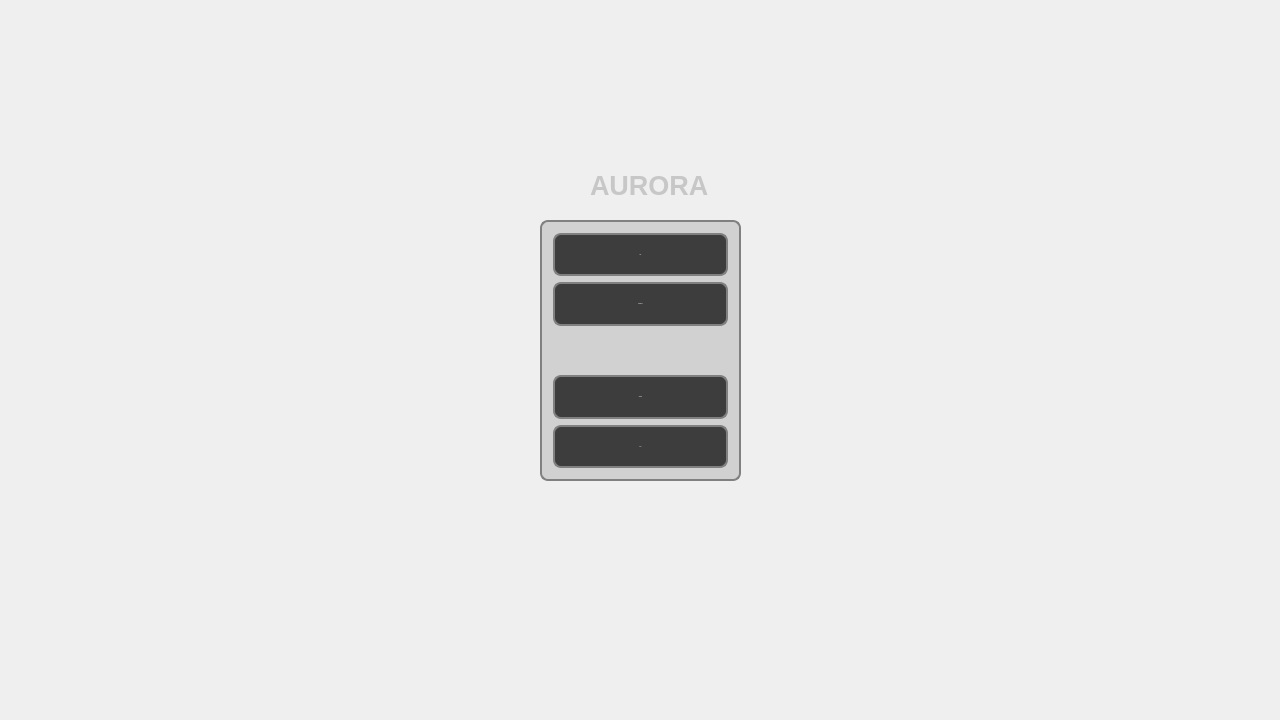
StylishTriangles/Aurora, file interface/mainwindow.ui: the form before one commit.
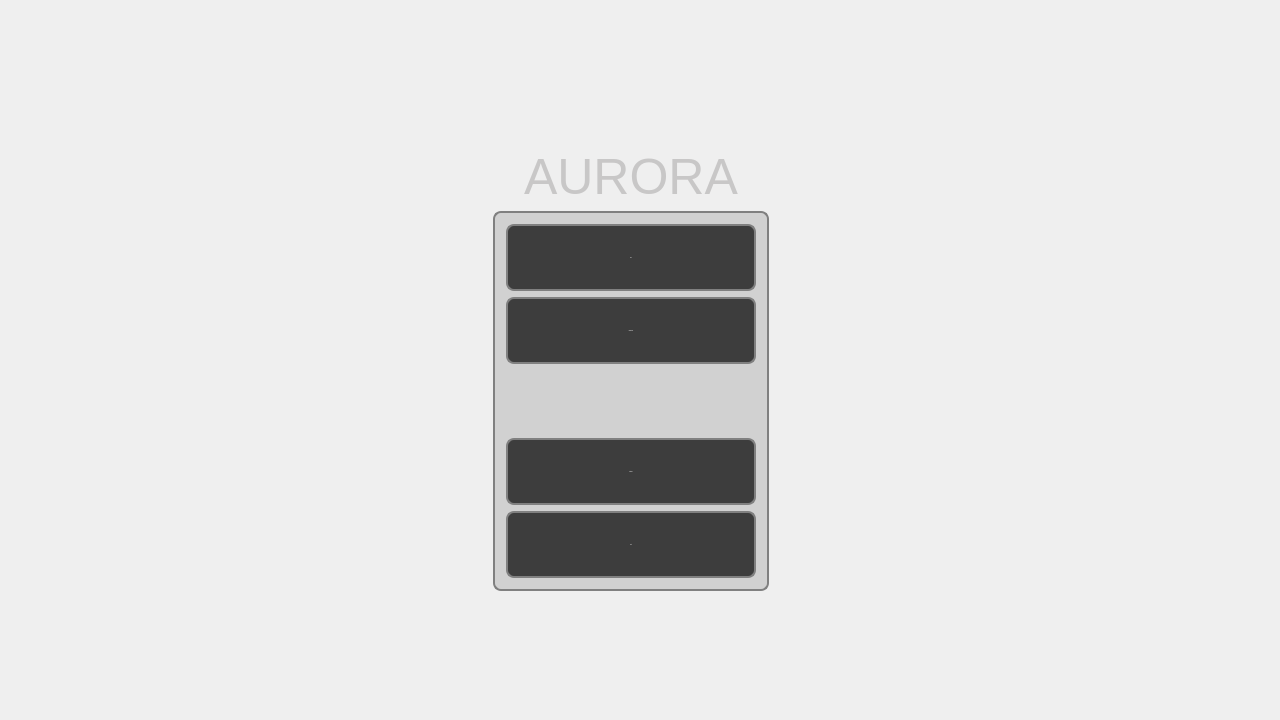
The form after the commit.

Diff of the .ui file:
```diff
--- a/interface/mainwindow.ui
+++ b/interface/mainwindow.ui
@@ -438,49 +438,109 @@
      </disabled>
     </palette>
    </property>
+   <layout class="QGridLayout" name="gridLayout_3">
+    <item row="0" column="1">
+     <spacer name="verticalSpacer_2">
+      <property name="orientation">
+       <enum>Qt::Vertical</enum>
+      </property>
+      <property name="sizeHint" stdset="0">
+       <size>
+        <width>20</width>
+        <height>125</height>
+       </size>
+      </property>
+     </spacer>
+    </item>
+    <item row="1" column="1" rowspan="2">
+     <widget class="QFrame" name="frame_2">
+      <property name="sizePolicy">
+       <sizepolicy hsizetype="Preferred" vsizetype="Preferred">
+        <horstretch>0</horstretch>
+        <verstretch>0</verstretch>
+       </sizepolicy>
+      </property>
+      <property name="maximumSize">
+       <size>
+        <width>300</width>
+        <height>500</height>
+       </size>
+      </property>
+      <property name="frameShape">
+       <enum>QFrame::StyledPanel</enum>
+      </property>
+      <property name="frameShadow">
+       <enum>QFrame::Raised</enum>
+      </property>
+      <layout class="QGridLayout" name="gridLayout_2">
+       <item row="0" column="0">
+        <spacer name="horizontalSpacer_3">
+         <property name="orientation">
+          <enum>Qt::Horizontal</enum>
+         </property>
+         <property name="sizeHint" stdset="0">
+          <size>
+           <width>20</width>
+           <height>20</height>
+          </size>
+         </property>
+        </spacer>
+       </item>
+       <item row="0" column="1">
    <widget class="QLabel" name="label">
-    <property name="geometry">
-     <rect>
-      <x>590</x>
-      <y>160</y>
-      <width>121</width>
-      <height>51</height>
-     </rect>
-    </property>
     <property name="font">
      <font>
-      <family>Leelawadee UI</family>
-      <pointsize>20</pointsize>
-      <weight>75</weight>
-      <bold>true</bold>
+           <pointsize>-1</pointsize>
      </font>
     </property>
     <property name="cursor">
      <cursorShape>CrossCursor</cursorShape>
     </property>
     <property name="styleSheet">
-     <string notr="true">color: rgb(200,199,199);
-text-align: center;</string>
+          <string notr="true">QLabel {
+color: rgb(200,199,199);
+text-align: right;
+font-size: 50px;
+}</string>
     </property>
     <property name="text">
      <string>AURORA</string>
     </property>
    </widget>
+       </item>
+       <item row="0" column="2">
+        <spacer name="horizontalSpacer_4">
+         <property name="orientation">
+          <enum>Qt::Horizontal</enum>
+         </property>
+         <property name="sizeHint" stdset="0">
+          <size>
+           <width>20</width>
+           <height>20</height>
+          </size>
+         </property>
+        </spacer>
+       </item>
+       <item row="1" column="0" colspan="3">
    <widget class="QFrame" name="frame">
-    <property name="geometry">
-     <rect>
-      <x>540</x>
-      <y>220</y>
-      <width>201</width>
-      <height>261</height>
-     </rect>
-    </property>
     <property name="sizePolicy">
-     <sizepolicy hsizetype="Preferred" vsizetype="Preferred">
+          <sizepolicy hsizetype="Expanding" vsizetype="Expanding">
       <horstretch>0</horstretch>
       <verstretch>0</verstretch>
      </sizepolicy>
     </property>
+         <property name="minimumSize">
+          <size>
+           <width>260</width>
+           <height>380</height>
+          </size>
+         </property>
+         <property name="maximumSize">
+          <size>
+           <width>1000</width>
+           <height>1000</height>
+          </size>
+         </property>
     <property name="styleSheet">
      <string notr="true">QObject{
 border: 2px solid gray;
@@ -632,6 +692,50 @@
      </item>
     </layout>
    </widget>
+       </item>
+      </layout>
+     </widget>
+    </item>
+    <item row="1" column="2">
+     <spacer name="horizontalSpacer_2">
+      <property name="orientation">
+       <enum>Qt::Horizontal</enum>
+      </property>
+      <property name="sizeHint" stdset="0">
+       <size>
+        <width>488</width>
+        <height>20</height>
+       </size>
+      </property>
+     </spacer>
+    </item>
+    <item row="2" column="0">
+     <spacer name="horizontalSpacer">
+      <property name="orientation">
+       <enum>Qt::Horizontal</enum>
+      </property>
+      <property name="sizeHint" stdset="0">
+       <size>
+        <width>458</width>
+        <height>20</height>
+       </size>
+      </property>
+     </spacer>
+    </item>
+    <item row="3" column="1">
+     <spacer name="verticalSpacer_3">
+      <property name="orientation">
+       <enum>Qt::Vertical</enum>
+      </property>
+      <property name="sizeHint" stdset="0">
+       <size>
+        <width>20</width>
+        <height>86</height>
+       </size>
+      </property>
+     </spacer>
+    </item>
+   </layout>
   </widget>
  </widget>
  <layoutdefault spacing="6" margin="11"/>
```
Left out of the diff: 2 changed lines with no effect on the pictures. Lines whose indentation alone changed are shown as unchanged.
